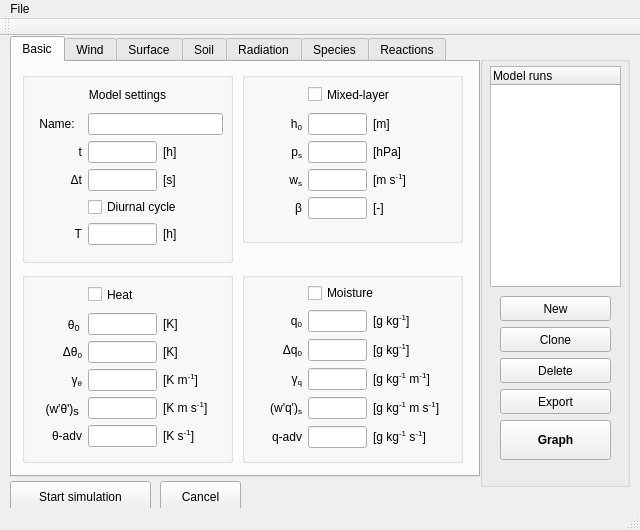
Before: the Qt Designer form mainwindow.ui in classmodel/modelgui, drawn with Qt 5.
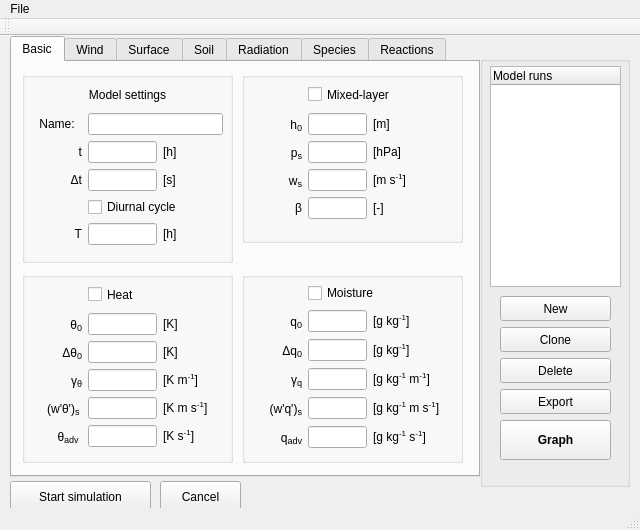
After: the same form once the commit is applied. The open tabs and pages were chosen to show the change.

Commit message: increased font-size subscripts mainwindow

```diff
--- a/mainwindow.ui
+++ b/mainwindow.ui
@@ -285,9 +285,7 @@
            <string/>
           </property>
           <property name="text">
-           <string>&lt;html&gt;
-θ&lt;span style=&quot; font-size:11pt; vertical-align:sub;&quot;&gt;0 &lt;/span&gt;
-&lt;/html&gt;</string>
+           <string>&lt;html&gt;θ&lt;span style=&quot; font-size:14px; vertical-align:sub;&quot;&gt;0&lt;/span&gt;&lt;/html&gt;</string>
           </property>
           <property name="alignment">
            <set>Qt::AlignRight|Qt::AlignTrailing|Qt::AlignVCenter</set>
@@ -300,7 +298,7 @@
            <string/>
           </property>
           <property name="text">
-           <string>&lt;html&gt;Δθ&lt;sub&gt;0&lt;/sub&gt;&lt;/html&gt;</string>
+           <string>&lt;html&gt;Δθ&lt;span style=&quot; font-size:14px; vertical-align:sub;&quot;&gt;0&lt;/span&gt;&lt;/html&gt;</string>
           </property>
           <property name="alignment">
            <set>Qt::AlignRight|Qt::AlignTrailing|Qt::AlignVCenter</set>
@@ -313,7 +311,7 @@
            <string/>
           </property>
           <property name="text">
-           <string>&lt;html&gt;γ&lt;sub&gt;θ&lt;/sub&gt;&lt;/html&gt;</string>
+           <string>&lt;html&gt;γ&lt;span style=&quot; font-size:14px; vertical-align:sub;&quot;&gt;θ&lt;/span&gt;&lt;/html&gt;</string>
           </property>
           <property name="alignment">
            <set>Qt::AlignRight|Qt::AlignTrailing|Qt::AlignVCenter</set>
@@ -365,7 +363,7 @@
            <string/>
           </property>
           <property name="text">
-           <string>&lt;html&gt;(w'θ')&lt;span style=&quot; font-size:12pt; vertical-align:sub;&quot;&gt;s &lt;/span&gt;&lt;/html&gt;</string>
+           <string>&lt;html&gt;(w'θ')&lt;span style=&quot; font-size:14px; vertical-align:sub;&quot;&gt;s &lt;/span&gt;&lt;/html&gt;</string>
           </property>
           <property name="alignment">
            <set>Qt::AlignRight|Qt::AlignTrailing|Qt::AlignVCenter</set>
@@ -443,7 +441,8 @@
            <string/>
           </property>
           <property name="text">
-           <string>&lt;html&gt;θ-adv&lt;/html&gt;</string>
+           <string>&lt;html&gt;θ&lt;span style=&quot; font-size:14px; vertical-align:sub;&quot;&gt;adv&lt;/span&gt;&lt;/html&gt;
+</string>
           </property>
           <property name="alignment">
            <set>Qt::AlignRight|Qt::AlignTrailing|Qt::AlignVCenter</set>
@@ -526,7 +525,7 @@
            <string/>
           </property>
           <property name="text">
-           <string>&lt;html&gt;h&lt;sub&gt;0&lt;/sub&gt;&lt;/html&gt;</string>
+           <string>&lt;html&gt;h&lt;span style=&quot; font-size:14px; vertical-align:sub;&quot;&gt;0&lt;/span&gt;&lt;/html&gt;</string>
           </property>
           <property name="alignment">
            <set>Qt::AlignRight|Qt::AlignTrailing|Qt::AlignVCenter</set>
@@ -552,7 +551,7 @@
            <string/>
           </property>
           <property name="text">
-           <string>&lt;html&gt;p&lt;sub&gt;s&lt;/sub&gt;&lt;/html&gt;</string>
+           <string>&lt;html&gt;p&lt;span style=&quot; font-size:14px; vertical-align:sub;&quot;&gt;s&lt;/span&gt;&lt;/html&gt;</string>
           </property>
           <property name="alignment">
            <set>Qt::AlignRight|Qt::AlignTrailing|Qt::AlignVCenter</set>
@@ -578,7 +577,7 @@
            <string/>
           </property>
           <property name="text">
-           <string>&lt;html&gt;w&lt;sub&gt;s&lt;/sub&gt;&lt;/html&gt;</string>
+           <string>&lt;html&gt;w&lt;span style=&quot; font-size:14px; vertical-align:sub;&quot;&gt;s&lt;/span&gt;&lt;/html&gt;</string>
           </property>
           <property name="alignment">
            <set>Qt::AlignRight|Qt::AlignTrailing|Qt::AlignVCenter</set>
@@ -735,7 +734,7 @@
            <string/>
           </property>
           <property name="text">
-           <string>&lt;html&gt;q&lt;sub&gt;0&lt;/sub&gt;&lt;/html&gt;</string>
+           <string>&lt;html&gt;q&lt;span style=&quot; font-size:14px; vertical-align:sub;&quot;&gt;0&lt;/span&gt;&lt;/html&gt;</string>
           </property>
           <property name="alignment">
            <set>Qt::AlignRight|Qt::AlignTrailing|Qt::AlignVCenter</set>
@@ -761,7 +760,7 @@
            <string/>
           </property>
           <property name="text">
-           <string>&lt;html&gt;Δq&lt;sub&gt;0&lt;/sub&gt;&lt;/html&gt;</string>
+           <string>&lt;html&gt;Δq&lt;span style=&quot; font-size:14px; vertical-align:sub;&quot;&gt;0&lt;/span&gt;&lt;/html&gt;</string>
           </property>
           <property name="alignment">
            <set>Qt::AlignRight|Qt::AlignTrailing|Qt::AlignVCenter</set>
@@ -787,7 +786,7 @@
            <string/>
           </property>
           <property name="text">
-           <string>&lt;html&gt;γ&lt;sub&gt;q&lt;/sub&gt;&lt;/html&gt;</string>
+           <string>&lt;html&gt;γ&lt;span style=&quot; font-size:14px; vertical-align:sub;&quot;&gt;q&lt;/span&gt;&lt;/html&gt;</string>
           </property>
           <property name="alignment">
            <set>Qt::AlignRight|Qt::AlignTrailing|Qt::AlignVCenter</set>
@@ -813,7 +812,7 @@
            <string/>
           </property>
           <property name="text">
-           <string>&lt;html&gt;(w'q')&lt;sub&gt;s&lt;/sub&gt;&lt;/html&gt;</string>
+           <string>&lt;html&gt;(w'q')&lt;span style=&quot; font-size:14px; vertical-align:sub;&quot;&gt;s&lt;/span&gt;&lt;/html&gt;</string>
           </property>
           <property name="alignment">
            <set>Qt::AlignRight|Qt::AlignTrailing|Qt::AlignVCenter</set>
@@ -891,7 +890,7 @@
            <string/>
           </property>
           <property name="text">
-           <string>&lt;html&gt;q-adv&lt;/html&gt;</string>
+           <string>&lt;html&gt;q&lt;span style=&quot; font-size:14px; vertical-align:sub;&quot;&gt;adv&lt;/span&gt;&lt;/html&gt;</string>
           </property>
           <property name="alignment">
            <set>Qt::AlignRight|Qt::AlignTrailing|Qt::AlignVCenter</set>
```
Left out of the diff: 66 changed lines with no effect on the pictures.
